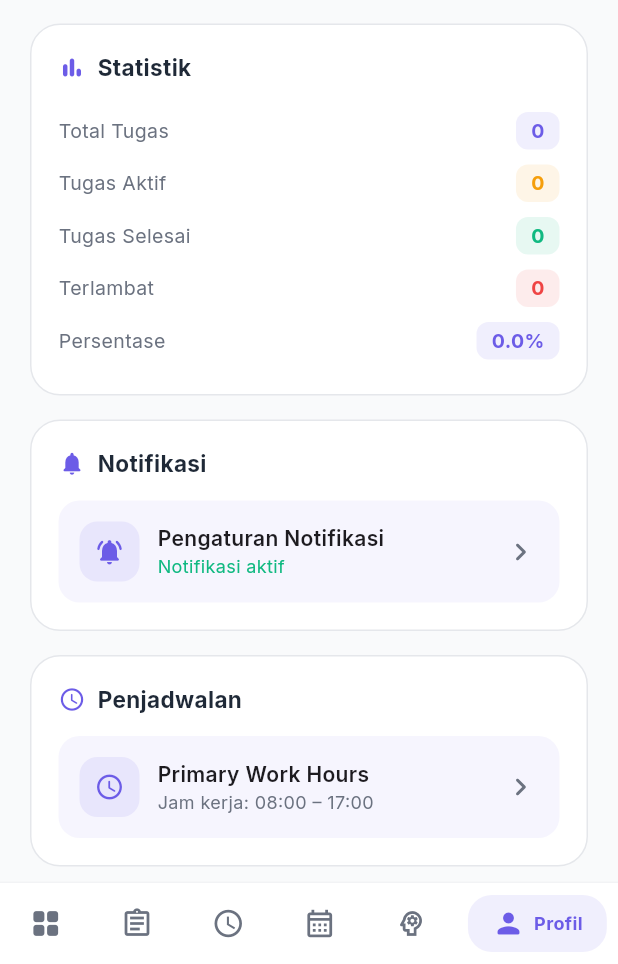
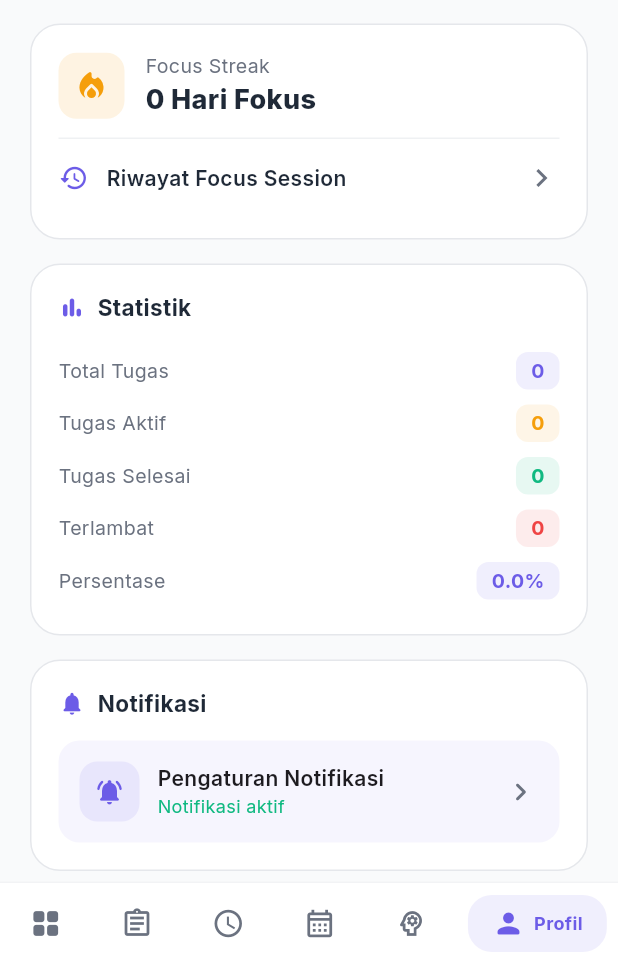
Before and after one commit to Frhannnnn/Todo-list-aplication-beta-, a Flutter app: the screen it shows after launch, item 6 of the bottom bar chosen, on a phone screen of 412 x 824 dp, the part 272-1236 px from its top. Run offline on Flutter 3.47's test engine with Material 3 defaults, Android fonts, the phone set to English and light mode, and no system bars; our stand-ins replace file_picker, flutter_local_notifications, google_fonts, share_plus, shared_preferences, timezone and 2 more.

Commit message:
feat(focus): Fase 4 - Focus Streak, Riwayat, integrasi Profil
- FocusHistoryEntry + repository I/O riwayat & streak (SharedPreferences)
- streak nyata: +1 per hari ada blok fokus selesai, reset bila sehari kosong
- riwayat sesi disimpan saat sesi selesai/diakhiri
- Timer tampilkan streak nyata; halaman Riwayat Focus Session baru
- Profil: kartu Focus Streak + link Riwayat

Co-Authored-By: Claude Sonnet 5 <noreply@anthropic.com>

```diff
--- a/lib/models/focus_session_model.dart
+++ b/lib/models/focus_session_model.dart
@@ -217,6 +217,61 @@ class FocusSession {
   }
 }
 
+/// Satu entri riwayat Focus Session (untuk halaman Riwayat).
+class FocusHistoryEntry {
+  final DateTime date;
+  final String taskName;
+  final int focusMinutes; // total menit fokus dalam sesi
+  final int sessionsCompleted;
+  final String? targetText;
+  final SessionTargetStatus? targetStatus;
+  final FocusMode mode;
+
+  const FocusHistoryEntry({
+    required this.date,
+    required this.taskName,
+    required this.focusMinutes,
+    required this.sessionsCompleted,
+    this.targetText,
+    this.targetStatus,
+    required this.mode,
+  });
+
+  Map<String, dynamic> toJson() => {
+        'date': date.toIso8601String(),
+        'taskName': taskName,
+        'focusMinutes': focusMinutes,
+        'sessionsCompleted': sessionsCompleted,
+        'targetText': targetText,
+        'targetStatus': targetStatus?.index,
+        'mode': mode.index,
+      };
+
+  factory FocusHistoryEntry.fromJson(Map<String, dynamic> json) {
+    final rawStatus = json['targetStatus'];
+    final targetStatus = (rawStatus is int &&
+            rawStatus >= 0 &&
+            rawStatus < SessionTargetStatus.values.length)
+        ? SessionTargetStatus.values[rawStatus]
+        : null;
+    final rawMode = json['mode'];
+    final mode = (rawMode is int &&
+            rawMode >= 0 &&
+            rawMode < FocusMode.values.length)
+        ? FocusMode.values[rawMode]
+        : FocusMode.focus;
+    return FocusHistoryEntry(
+      date: DateTime.parse(json['date'] as String),
+      taskName: json['taskName'] as String? ?? 'Tugas',
+      focusMinutes: json['focusMinutes'] as int? ?? 0,
+      sessionsCompleted: json['sessionsCompleted'] as int? ?? 0,
+      targetText: json['targetText'] as String?,
+      targetStatus: targetStatus,
+      mode: mode,
+    );
+  }
+}
+
 /// Snapshot sesi aktif untuk disimpan/dipulihkan (fase restore di masa depan).
 class ActiveSessionSnapshot {
   final FocusSession session;
--- a/lib/screens/settings_screen.dart
+++ b/lib/screens/settings_screen.dart
@@ -6,9 +6,11 @@ import 'package:flutter/material.dart';
 import 'package:provider/provider.dart';
 import 'package:share_plus/share_plus.dart';
 import '../services/task_provider.dart';
+import '../services/focus_session_provider.dart';
 import '../utils/app_theme.dart';
 import 'notification_settings_screen.dart';
 import 'schedule_settings_screen.dart';
+import 'focus/focus_history_screen.dart';
 
 class SettingsScreen extends StatelessWidget {
   const SettingsScreen({super.key});
@@ -32,6 +34,8 @@ class SettingsScreen extends StatelessWidget {
             const SizedBox(height: 20),
             _buildProfileCard(),
             const SizedBox(height: 16),
+            _buildFocusCard(context),
+            const SizedBox(height: 16),
             _buildInfoCard(context),
             const SizedBox(height: 16),
             _buildNotifCard(context),
@@ -45,6 +49,79 @@ class SettingsScreen extends StatelessWidget {
             _buildDangerZone(context),
           ],
         ),
+      ),
+    );
+  }
+
+  Widget _buildFocusCard(BuildContext context) {
+    return Container(
+      padding: const EdgeInsets.all(18),
+      decoration: BoxDecoration(
+        color: Colors.white,
+        borderRadius: BorderRadius.circular(20),
+        border: Border.all(color: AppTheme.border),
+      ),
+      child: Column(
+        children: [
+          Consumer<FocusSessionProvider>(
+            builder: (context, focus, _) => Row(
+              children: [
+                Container(
+                  width: 44,
+                  height: 44,
+                  decoration: BoxDecoration(
+                    color: AppTheme.warning.withValues(alpha: 0.12),
+                    borderRadius: BorderRadius.circular(12),
+                  ),
+                  child: const Icon(Icons.local_fire_department_rounded,
+                      color: AppTheme.warning),
+                ),
+                const SizedBox(width: 14),
+                Expanded(
+                  child: Column(
+                    crossAxisAlignment: CrossAxisAlignment.start,
+                    children: [
+                      const Text('Focus Streak',
+                          style: TextStyle(
+                              fontSize: 13, color: AppTheme.textSecondary)),
+                      Text('${focus.focusStreak} Hari Fokus',
+                          style: const TextStyle(
+                              fontSize: 18,
+                              fontWeight: FontWeight.w800,
+                              color: AppTheme.textPrimary)),
+                    ],
+                  ),
+                ),
+              ],
+            ),
+          ),
+          const SizedBox(height: 12),
+          Divider(height: 1, color: AppTheme.border.withValues(alpha: 0.6)),
+          const SizedBox(height: 4),
+          InkWell(
+            onTap: () => Navigator.push(
+              context,
+              MaterialPageRoute(builder: (_) => const FocusHistoryScreen()),
+            ),
+            child: const Padding(
+              padding: EdgeInsets.symmetric(vertical: 10),
+              child: Row(
+                children: [
+                  Icon(Icons.history_rounded, color: AppTheme.primary, size: 20),
+                  SizedBox(width: 12),
+                  Expanded(
+                    child: Text('Riwayat Focus Session',
+                        style: TextStyle(
+                            fontSize: 14,
+                            fontWeight: FontWeight.w600,
+                            color: AppTheme.textPrimary)),
+                  ),
+                  Icon(Icons.chevron_right, color: AppTheme.textSecondary),
+                ],
+              ),
+            ),
+          ),
+        ],
       ),
     );
   }
--- a/lib/services/focus_session_provider.dart
+++ b/lib/services/focus_session_provider.dart
@@ -29,6 +29,10 @@ class FocusSessionProvider with ChangeNotifier {
   FocusSessionState _state = FocusSessionState.idle;
   int _currentSession = 1;
   int _accumulatedFocusMinutes = 0;
+  int _focusStreak = 0;
+  String? _lastFocusDate;
+
+  int get focusStreak => _focusStreak;
 
   FocusSession? get active => _active;
   Duration get remaining => _remaining;
@@ -49,6 +53,56 @@ class FocusSessionProvider with ChangeNotifier {
     };
     _timer.onFinished = _handleTimerFinished;
     _notif.onFocusAction = _onNotifAction;
+    _loadStats();
+  }
+
+  Future<void> _loadStats() async {
+    final s = await _repo.loadStreak();
+    _lastFocusDate = s.lastDate;
+    _focusStreak = _effectiveStreak(s.streak, s.lastDate);
+    notifyListeners();
+  }
+
+  String _dateStr(DateTime d) =>
+      '${d.year}-${d.month.toString().padLeft(2, '0')}-${d.day.toString().padLeft(2, '0')}';
+
+  /// Streak dianggap 0 bila hari fokus terakhir bukan hari ini/kemarin.
+  int _effectiveStreak(int streak, String? lastDate) {
+    if (lastDate == null) return 0;
+    final today = _dateStr(DateTime.now());
+    final yesterday =
+        _dateStr(DateTime.now().subtract(const Duration(days: 1)));
+    return (lastDate == today || lastDate == yesterday) ? streak : 0;
+  }
+
+  void _recordFocusDay() {
+    final today = _dateStr(DateTime.now());
+    if (_lastFocusDate == today) return; // sudah dihitung hari ini
+    final yesterday =
+        _dateStr(DateTime.now().subtract(const Duration(days: 1)));
+    final base = (_lastFocusDate == yesterday) ? _focusStreak : 0;
+    _focusStreak = base + 1;
+    _lastFocusDate = today;
+    _repo.saveStreak(_focusStreak, today);
+    notifyListeners();
+  }
+
+  Future<List<FocusHistoryEntry>> loadHistory() => _repo.loadHistory();
+
+  void _saveHistory(SessionTargetStatus? status) {
+    final s = _active;
+    if (s == null || _accumulatedFocusMinutes <= 0) return;
+    final completed =
+        s.focusMinutes > 0 ? (_accumulatedFocusMinutes ~/ s.focusMinutes) : 0;
+    _repo.addHistory(FocusHistoryEntry(
+      date: DateTime.now(),
+      taskName: _taskNameFor(s.taskId),
+      focusMinutes: _accumulatedFocusMinutes,
+      sessionsCompleted: completed,
+      targetText: s.targetText,
+      targetStatus: status,
+      mode: s.mode,
+    ));
   }
 
   /// Dipasang sekali dari root agar aksi notifikasi & akumulasi menit bisa
@@ -68,6 +122,7 @@ class FocusSessionProvider with ChangeNotifier {
       final s = _active;
       if (s != null) _accumulatedFocusMinutes += s.focusMinutes;
       _playFinishEffects();
+      _recordFocusDay();
       if ((s?.autoAdvance ?? false) && hasNextSession) {
         if ((s?.breakMinutes ?? 0) > 0) {
           startBreak();
@@ -205,6 +260,7 @@ class FocusSessionProvider with ChangeNotifier {
   /// dihitung ke tugas.
   Future<void> endSession({TaskProvider? taskProvider}) async {
     _addAccumulatedMinutes(taskProvider);
+    _saveHistory(null);
     _timer.pause();
     _cancelNotification();
     _reset();
@@ -219,6 +275,7 @@ class FocusSessionProvider with ChangeNotifier {
     TaskProvider? taskProvider,
   }) async {
     _addAccumulatedMinutes(taskProvider);
+    _saveHistory(status);
     _timer.pause();
     _cancelNotification();
     _reset();
--- a/lib/services/focus_session_repository.dart
+++ b/lib/services/focus_session_repository.dart
@@ -10,6 +10,10 @@ import '../models/focus_session_model.dart';
 /// berikutnya (belum dibuat di sini).
 class FocusSessionRepository {
   static const String _activeKey = 'focus_active_session';
+  static const String _historyKey = 'focus_history';
+  static const String _streakKey = 'focus_streak';
+  static const String _streakDateKey = 'focus_streak_date';
+  static const int _maxHistory = 100;
 
   Future<void> saveActive(ActiveSessionSnapshot snapshot) async {
     final prefs = await SharedPreferences.getInstance();
@@ -33,4 +37,47 @@ class FocusSessionRepository {
     final prefs = await SharedPreferences.getInstance();
     await prefs.remove(_activeKey);
   }
+
+  // ── Riwayat ──────────────────────────────────────────────────────────────
+
+  Future<void> addHistory(FocusHistoryEntry entry) async {
+    final prefs = await SharedPreferences.getInstance();
+    final list = prefs.getStringList(_historyKey) ?? <String>[];
+    list.insert(0, jsonEncode(entry.toJson()));
+    if (list.length > _maxHistory) {
+      list.removeRange(_maxHistory, list.length);
+    }
+    await prefs.setStringList(_historyKey, list);
+  }
+
+  Future<List<FocusHistoryEntry>> loadHistory() async {
+    final prefs = await SharedPreferences.getInstance();
+    final list = prefs.getStringList(_historyKey) ?? <String>[];
+    final result = <FocusHistoryEntry>[];
+    for (final raw in list) {
+      try {
+        result.add(
+            FocusHistoryEntry.fromJson(jsonDecode(raw) as Map<String, dynamic>));
+      } catch (_) {
+        // lewati entri rusak
+      }
+    }
+    return result;
+  }
+
+  // ── Focus Streak ─────────────────────────────────────────────────────────
+
+  Future<({int streak, String? lastDate})> loadStreak() async {
+    final prefs = await SharedPreferences.getInstance();
+    return (
+      streak: prefs.getInt(_streakKey) ?? 0,
+      lastDate: prefs.getString(_streakDateKey),
+    );
+  }
+
+  Future<void> saveStreak(int streak, String lastDate) async {
+    final prefs = await SharedPreferences.getInstance();
+    await prefs.setInt(_streakKey, streak);
+    await prefs.setString(_streakDateKey, lastDate);
+  }
 }
```
Also changed, not shown: lib/screens/focus/focus_history_screen.dart (added, +138 -0 lines), lib/screens/focus/focus_timer_screen.dart (+6 -5 lines).
